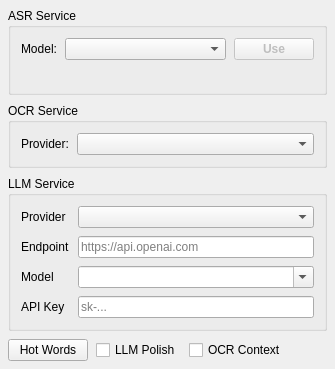
Before: the Qt Designer form src/asr_setting_widget.ui in xiaodaxia-2008/TalkInput, drawn with Qt 5.
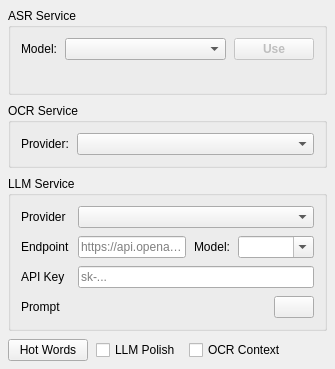
After: the same form once the commit is applied.

Commit message: Refine UI: one-line ASR info, (Activated) suffix, endpoint+model share row, prompt edit back

What changed in the file:
```diff
--- a/src/asr_setting_widget.ui
+++ b/src/asr_setting_widget.ui
@@ -179,20 +179,25 @@
        </widget>
       </item>
       <item row="1" column="1">
+       <layout class="QHBoxLayout" name="endpointModelRow">
+        <property name="spacing">
+         <number>8</number>
+        </property>
+        <item>
        <widget class="QLineEdit" name="endpointEdit">
         <property name="placeholderText">
          <string>https://api.openai.com</string>
         </property>
        </widget>
       </item>
-      <item row="2" column="0">
+        <item>
        <widget class="QLabel" name="llmModelFormLabel">
         <property name="text">
-         <string>Model</string>
+           <string>Model:</string>
         </property>
        </widget>
       </item>
-      <item row="2" column="1">
+        <item>
        <widget class="QComboBox" name="llmModelCombo">
         <property name="editable">
          <bool>true</bool>
@@ -208,14 +213,16 @@
         </property>
        </widget>
       </item>
-      <item row="3" column="0">
+       </layout>
+      </item>
+      <item row="2" column="0">
        <widget class="QLabel" name="apiKeyFormLabel">
         <property name="text">
          <string>API Key</string>
         </property>
        </widget>
       </item>
-      <item row="3" column="1">
+      <item row="2" column="1">
        <widget class="QLineEdit" name="apiKeyEdit">
         <property name="echoMode">
          <enum>QLineEdit::Password</enum>
@@ -225,6 +232,40 @@
         </property>
        </widget>
       </item>
+      <item row="3" column="0">
+       <widget class="QLabel" name="promptFormLabel">
+        <property name="text">
+         <string>Prompt</string>
+        </property>
+       </widget>
+      </item>
+      <item row="3" column="1">
+       <layout class="QHBoxLayout" name="promptLayout">
+        <property name="spacing">
+         <number>6</number>
+        </property>
+        <item>
+         <widget class="QLabel" name="promptLabel">
+          <property name="sizePolicy">
+           <sizepolicy hsizetype="Expanding" vsizetype="Preferred">
+            <horstretch>0</horstretch>
+            <verstretch>0</verstretch>
+           </sizepolicy>
+          </property>
+          <property name="textInteractionFlags">
+           <set>Qt::TextSelectableByMouse</set>
+          </property>
+         </widget>
+        </item>
+        <item>
+         <widget class="QPushButton" name="promptEditButton">
+          <property name="toolTip">
+           <string>Edit user prompt</string>
+          </property>
+         </widget>
+        </item>
+       </layout>
+      </item>
      </layout>
     </widget>
    </item>
```
Left out of the diff: 6 changed lines with no effect on the pictures. Lines whose indentation alone changed are shown as unchanged. The commit also changes 2 other files.
